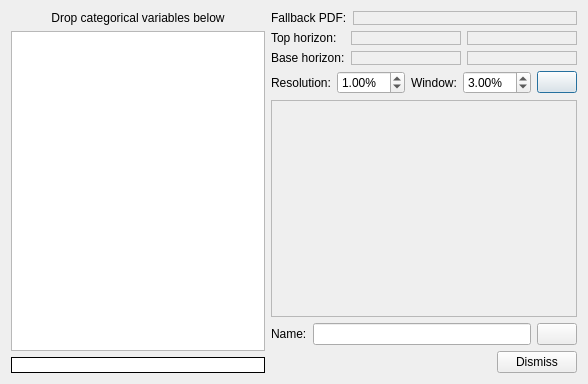
Above: dialogs/verticalproportioncurvedialog.ui from PauloCarvalhoRJ/gammaray before the change. Below: the same form after it.
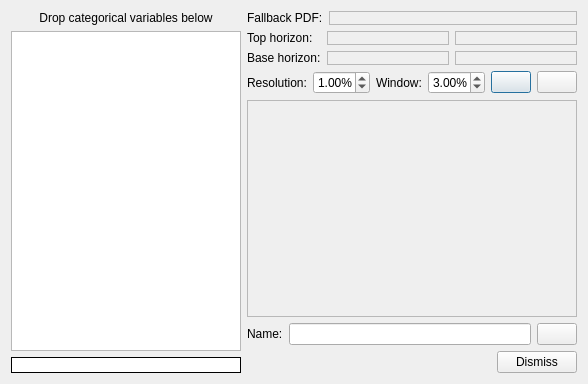
That is the form after the change. Icons and pictures are not drawn. Custom widgets are drawn as their Qt base class.

Commit message: Vertical Proportion Curves: WIP.

Diff of the .ui file:
```diff
--- a/dialogs/verticalproportioncurvedialog.ui
+++ b/dialogs/verticalproportioncurvedialog.ui
@@ -270,6 +270,12 @@
        </item>
        <item>
         <widget class="QDoubleSpinBox" name="dblSpinResolutionPercent">
+         <property name="sizePolicy">
+          <sizepolicy hsizetype="Expanding" vsizetype="Fixed">
+           <horstretch>0</horstretch>
+           <verstretch>0</verstretch>
+          </sizepolicy>
+         </property>
          <property name="suffix">
           <string>%</string>
          </property>
@@ -296,6 +302,12 @@
        </item>
        <item>
         <widget class="QDoubleSpinBox" name="dblSpinWindowPercent">
+         <property name="sizePolicy">
+          <sizepolicy hsizetype="Expanding" vsizetype="Fixed">
+           <horstretch>0</horstretch>
+           <verstretch>0</verstretch>
+          </sizepolicy>
+         </property>
          <property name="suffix">
           <string>%</string>
          </property>
@@ -313,6 +325,32 @@
          </property>
         </widget>
        </item>
+       <item>
+        <widget class="QPushButton" name="btnEditCurves">
+         <property name="sizePolicy">
+          <sizepolicy hsizetype="Minimum" vsizetype="Fixed">
+           <horstretch>0</horstretch>
+           <verstretch>0</verstretch>
+          </sizepolicy>
+         </property>
+         <property name="toolTip">
+          <string>Edit curves.</string>
+         </property>
+         <property name="text">
+          <string/>
+         </property>
+         <property name="icon">
+          <iconset resource="../resources.qrc">
+           <normaloff>:/icons32/editCurve32</normaloff>:/icons32/editCurve32</iconset>
+         </property>
+         <property name="checkable">
+          <bool>true</bool>
+         </property>
+         <property name="checked">
+          <bool>false</bool>
+         </property>
+        </widget>
+       </item>
        <item>
         <widget class="QPushButton" name="btnCompute">
          <property name="toolTip">
```
Left out of the diff: 29 changed lines with no effect on the pictures. The commit also changes 9 other files.
